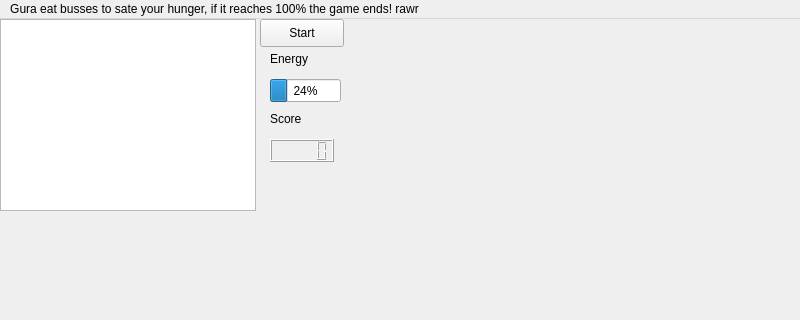
Above: Game/simplegamewindow.ui from Kataya42/OHJ_3 before the change; both pictures show x 0 to 800 and y 0 to 320 of the 800 by 600 pixel window. Below: the same form after it.
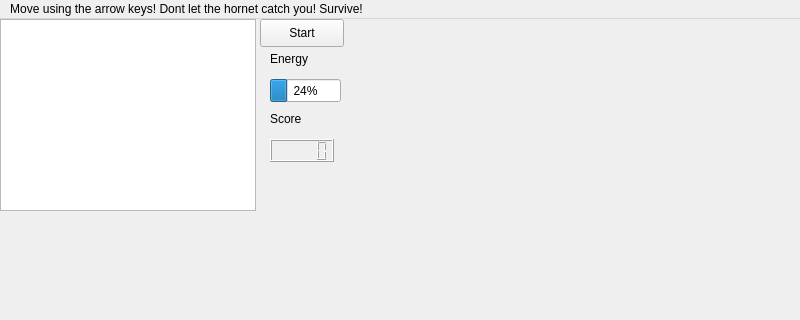
That is the form after the change.

Commit message: Added interface documentation to Gamewindow, ownactoritem and startdialog. Added game rules and story to start dialog

Patch:
```diff
--- a/Game/simplegamewindow.ui
+++ b/Game/simplegamewindow.ui
@@ -119,7 +119,7 @@
    </property>
    <widget class="QMenu" name="menuHyvin_menee">
     <property name="title">
-     <string>Gura eat busses to sate your hunger, if it reaches 100% the game ends! rawr</string>
+     <string>Move using the arrow keys! Dont let the hornet catch you! Survive!</string>
     </property>
    </widget>
    <addaction name="menuHyvin_menee"/>
```
The commit also changes 7 other files.
